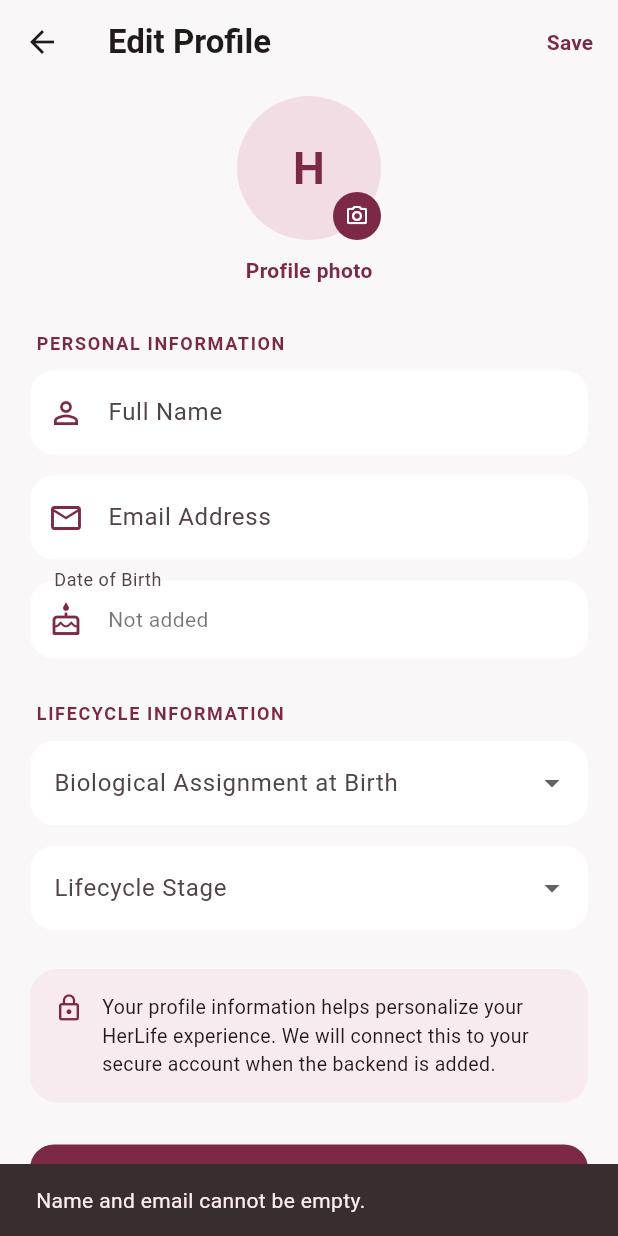
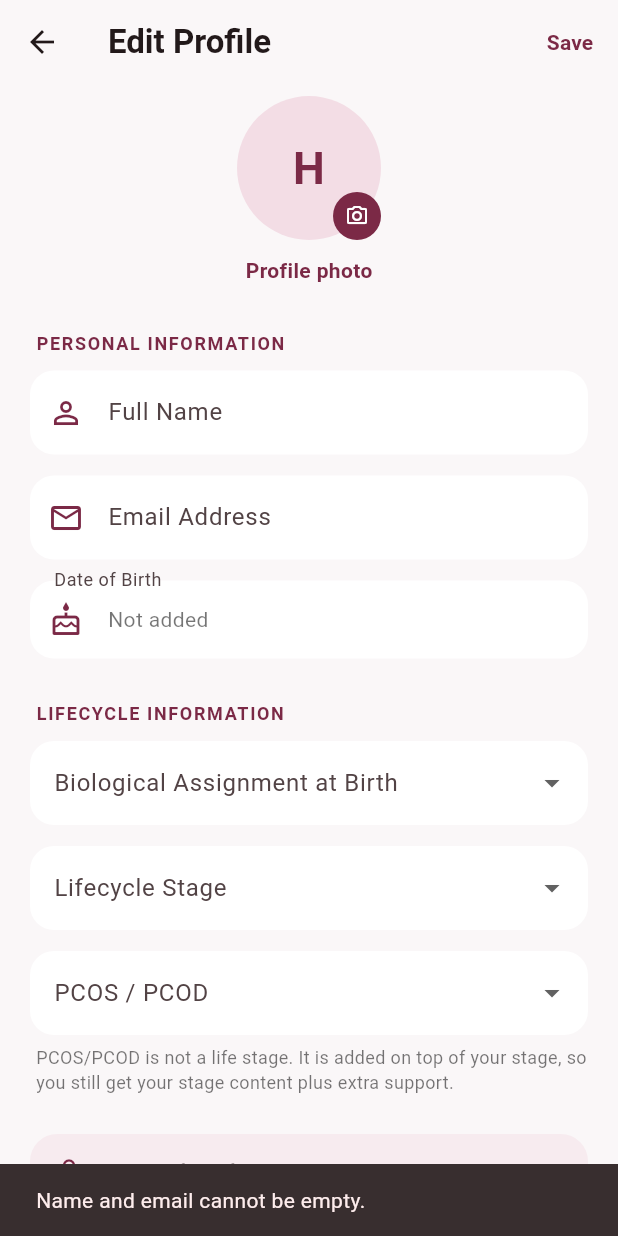
Before and after one commit to garimatilwankar/HerLife, a Flutter app: the EditProfileScreen screen opened directly, after a tap on "Save", on a phone screen of 412 x 824 dp. Run offline on Flutter 3.47's test engine with Material 3 defaults, Android fonts, the phone set to English and light mode, and no system bars; our stand-ins replace dio, flutter_secure_storage, shared_preferences; accounts and stored records are empty; network calls fail; Roboto replaces fonts that are missing (sans).

Commit message:
wip: backup of old-base PCOS edits, do not push

```diff
--- a/lib/screens/edit_profile_screen.dart
+++ b/lib/screens/edit_profile_screen.dart
@@ -21,6 +21,7 @@ class _EditProfileScreenState extends State<EditProfileScreen> {
   DateTime? dateOfBirth;
   String? biologicalAssignment;
   String? lifecycleStage;
+  String? pcosStatus;
 
   bool saving = false;
 
@@ -66,6 +67,7 @@ class _EditProfileScreenState extends State<EditProfileScreen> {
       nameController.text = savedName ?? '';
       emailController.text = savedEmail ?? '';
       biologicalAssignment = profile?.biologicalAssignment ?? prefs.getString('biological_assignment');
+      pcosStatus = prefs.getString('pcos_status');
       lifecycleStage = profile?.lifecycleStage ?? prefs.getString('lifecycle_stage');
       dateOfBirth = profile?.dateOfBirth ??
           (prefs.getString('date_of_birth') != null
@@ -124,6 +126,7 @@ class _EditProfileScreenState extends State<EditProfileScreen> {
       dateOfBirth: dateOfBirth,
       biologicalAssignment: biologicalAssignment,
       lifecycleStage: lifecycleStage,
+      pcosStatus: pcosStatus,
     );
 
     if (!mounted) return;
@@ -289,6 +292,21 @@ class _EditProfileScreenState extends State<EditProfileScreen> {
                     lifecycleStage = value;
                   });
                 },
+              ),
+
+              const SizedBox(height: 14),
+
+              _pcosDropdown(),
+
+              const SizedBox(height: 6),
+
+              const Padding(
+                padding: EdgeInsets.only(left: 4),
+                child: Text(
+                  'PCOS/PCOD is not a life stage. It is added on top of your stage, '
+                  'so you still get your stage content plus extra support.',
+                  style: TextStyle(fontSize: 12, color: Colors.black54),
+                ),
               ),
 
               const SizedBox(height: 26),
@@ -469,4 +487,33 @@ class _EditProfileScreenState extends State<EditProfileScreen> {
       onChanged: onChanged,
     );
   }
+    Widget _pcosDropdown() {
+    return DropdownButtonFormField<String>(
+      initialValue: ProfileService.pcosOptions.containsKey(pcosStatus)
+          ? pcosStatus
+          : null,
+      decoration: InputDecoration(
+        labelText: 'PCOS / PCOD',
+        filled: true,
+        fillColor: Colors.white,
+        border: OutlineInputBorder(
+          borderRadius: BorderRadius.circular(16),
+          borderSide: BorderSide.none,
+        ),
+      ),
+      items: ProfileService.pcosOptions.entries
+          .map(
+            (e) => DropdownMenuItem(
+              value: e.key,
+              child: Text(e.value),
+            ),
+          )
+          .toList(),
+      onChanged: (value) {
+        setState(() {
+          pcosStatus = value;
+        });
+      },
+    );
+  }
 }
--- a/lib/screens/tabs/learn_tab.dart
+++ b/lib/screens/tabs/learn_tab.dart
@@ -186,6 +186,7 @@ class _LearnTabState extends State<LearnTab> {
                       ),
                     ),
                 ],
+
               ),
               const SizedBox(height: 14),
               TextField(
--- a/lib/services/profile_service.dart
+++ b/lib/services/profile_service.dart
@@ -9,11 +9,22 @@ class ProfileService {
   static const _lifecycleKey = 'lifecycle_stage';
   static const _biologicalKey = 'biological_assignment';
   static const _dobKey = 'date_of_birth';
+  static const _pcosKey = 'pcos_status';
 
   static ProfileResponse? _cachedProfile;
 
   /// Current cached profile in memory.
   static ProfileResponse? get cachedProfile => _cachedProfile;
+
+  /// The three PCOS/PCOD answers the backend accepts, and how to show them.
+  static const pcosOptions = <String, String>{
+    'yes': 'Yes',
+    'no': 'No',
+    'not_sure': 'Not sure',
+  };
+
+  static String pcosLabel(String? value) =>
+      pcosOptions[value] ?? 'Not set';
 
   /// Fetches profile details from GET /api/profile/me.
   static Future<ProfileResponse?> getProfile() async {
@@ -25,9 +36,8 @@ class ProfileService {
         return null;
       }
 
-      final profile = ProfileResponse.fromJson(
-        response.data as Map<String, dynamic>,
-      );
+      final profileData = response.data as Map<String, dynamic>;
+      final profile = ProfileResponse.fromJson(profileData);
 
       _cachedProfile = profile;
 
@@ -42,6 +52,10 @@ class ProfileService {
       if (profile.dateOfBirth != null) {
         await prefs.setString(_dobKey, profile.dateOfBirth!.toIso8601String());
       }
+      final pcosStatus = profileData['pcos_status'] as String?;
+      if (pcosStatus != null) {
+        await prefs.setString(_pcosKey, pcosStatus);
+      }
 
       return profile;
     } catch (_) {
@@ -50,18 +64,22 @@ class ProfileService {
   }
 
   /// Updates profile details via PUT /api/profile/me.
+  /// Only the values you pass are sent, so nothing else gets wiped.
   static Future<AuthResult> updateProfile({
     DateTime? dateOfBirth,
     String? biologicalAssignment,
     String? lifecycleStage,
+    String? pcosStatus,
   }) async {
     try {
       final dio = ApiClient().dio;
 
       final payload = <String, dynamic>{
-        'date_of_birth': dateOfBirth?.toIso8601String().split('T').first,
-        'biological_assignment': biologicalAssignment,
-        'lifecycle_stage': lifecycleStage,
+        if (dateOfBirth != null)
+          'date_of_birth': dateOfBirth.toIso8601String().split('T').first,
+        'biological_assignment': ?biologicalAssignment,
+        if (lifecycleStage != null) 'lifecycle_stage': lifecycleStage,
+        if (pcosStatus != null) 'pcos_status': pcosStatus,
       };
 
       final response = await dio.put(
@@ -69,9 +87,8 @@ class ProfileService {
         data: payload,
       );
 
-      final profile = ProfileResponse.fromJson(
-        response.data as Map<String, dynamic>,
-      );
+      final profileData = response.data as Map<String, dynamic>;
+      final profile = ProfileResponse.fromJson(profileData);
 
       _cachedProfile = profile;
 
@@ -85,6 +102,10 @@ class ProfileService {
       if (dateOfBirth != null) {
         await prefs.setString(_dobKey, dateOfBirth.toIso8601String());
       }
+      final savedPcosStatus = profileData['pcos_status'] as String?;
+      if (savedPcosStatus != null) {
+        await prefs.setString(_pcosKey, savedPcosStatus);
+      }
 
       return const AuthResult.success();
     } on DioException catch (e) {
```
Also changed, not shown: lib/screens/settings_screen.dart (+17 -0 lines), 2 other files.
